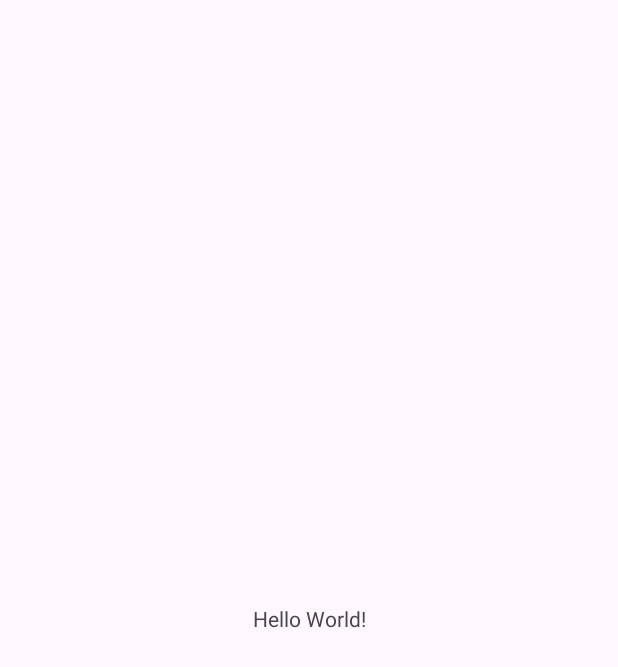
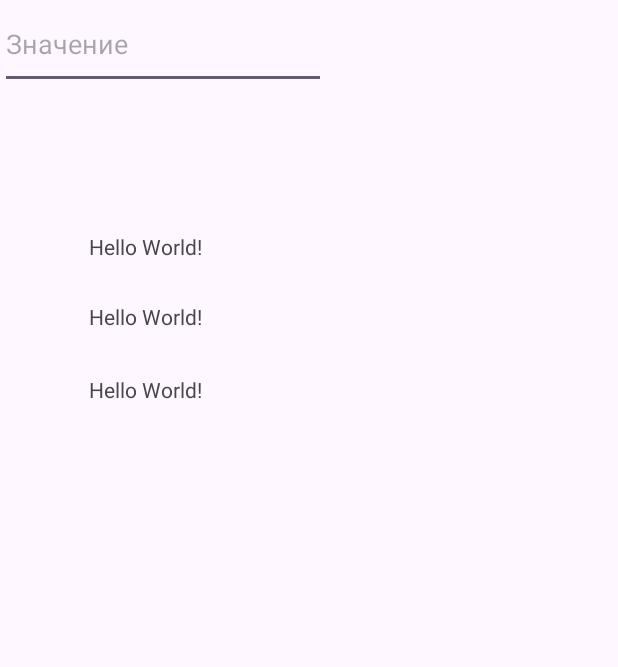
Before and after one commit to GIMIAIN/mobileSoft_laba5, an Android app: the screen it shows after launch (MainActivity), on a phone screen of 412 x 824 dp. Before the commit the part shown is almost empty. Shown: the top 667 px of the screen. Run offline under Robolectric (Android 15) with nearby library versions, the phone set to English and light mode, and no system bars; 4 statements that could not run were skipped.

Commit message:
Integrate basic class RightAngledTriangle

```diff
--- a/app/src/main/java/com/example/mobilesoft/MainActivity.kt
+++ b/app/src/main/java/com/example/mobilesoft/MainActivity.kt
@@ -7,14 +7,16 @@ import androidx.core.view.ViewCompat
 import androidx.core.view.WindowInsetsCompat
 
 class MainActivity : AppCompatActivity() {
+
     override fun onCreate(savedInstanceState: Bundle?) {
         super.onCreate(savedInstanceState)
-        enableEdgeToEdge()
         setContentView(R.layout.activity_main)
-        ViewCompat.setOnApplyWindowInsetsListener(findViewById(R.id.main)) { v, insets ->
-            val systemBars = insets.getInsets(WindowInsetsCompat.Type.systemBars())
-            v.setPadding(systemBars.left, systemBars.top, systemBars.right, systemBars.bottom)
-            insets
-        }
+
+        val triangle = RightAngledTriangle(leg = 5.0) // Задайте значение катета
+        val area = triangle.calculateArea()
+        val hypotenuse = triangle.calculateHypotenuse()
+
+        // Вывод результатов в лог или на экран
+        Log.d("Triangle", "Area: $area, Hypotenuse: $hypotenuse")
     }
 }
--- /dev/null
+++ b/app/src/main/java/com/example/mobilesoft/RightAngledTriangle.kt
@@ -0,0 +1,4 @@
+package com.example.mobilesoft
+
+class RightAngledTriangle {
+}
--- a/app/src/main/res/layout/activity_main.xml
+++ b/app/src/main/res/layout/activity_main.xml
@@ -8,12 +8,47 @@
     tools:context=".MainActivity">
 
     <TextView
+        android:id="@+id/textView3"
         android:layout_width="wrap_content"
         android:layout_height="wrap_content"
         android:text="Hello World!"
         app:layout_constraintBottom_toBottomOf="parent"
         app:layout_constraintEnd_toEndOf="parent"
+        app:layout_constraintHorizontal_bias="0.176"
         app:layout_constraintStart_toStartOf="parent"
-        app:layout_constraintTop_toTopOf="parent" />
+        app:layout_constraintTop_toTopOf="parent"
+        app:layout_constraintVertical_bias="0.192" />
+
+    <TextView
+        android:id="@+id/textView"
+        android:layout_width="wrap_content"
+        android:layout_height="wrap_content"
+        android:text="Hello World!"
+        app:layout_constraintBottom_toBottomOf="parent"
+        app:layout_constraintEnd_toEndOf="parent"
+        app:layout_constraintHorizontal_bias="0.176"
+        app:layout_constraintStart_toStartOf="parent"
+        app:layout_constraintTop_toTopOf="parent"
+        app:layout_constraintVertical_bias="0.25" />
+
+    <TextView
+        android:id="@+id/textView2"
+        android:layout_width="wrap_content"
+        android:layout_height="wrap_content"
+        android:text="Hello World!"
+        app:layout_constraintBottom_toBottomOf="parent"
+        app:layout_constraintEnd_toEndOf="parent"
+        app:layout_constraintHorizontal_bias="0.176"
+        app:layout_constraintStart_toStartOf="parent"
+        app:layout_constraintTop_toTopOf="parent"
+        app:layout_constraintVertical_bias="0.311" />
+
+    <com.google.android.material.textfield.TextInputEditText
+        android:id="@+id/text_input"
+        android:layout_width="217dp"
+        android:layout_height="59dp"
+        android:hint="Значение"
+        tools:layout_editor_absoluteX="16dp"
+        tools:layout_editor_absoluteY="18dp" />
 
 </androidx.constraintlayout.widget.ConstraintLayout>
```
